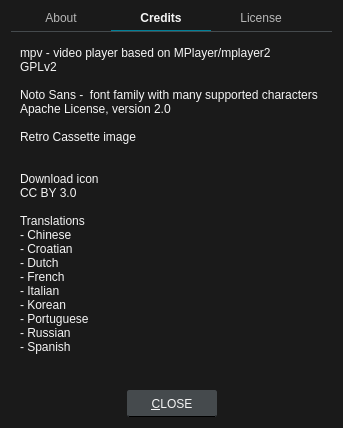
Qt form src/ui/aboutdialog.ui (u8sand/Baka-MPlayer) before a commit.
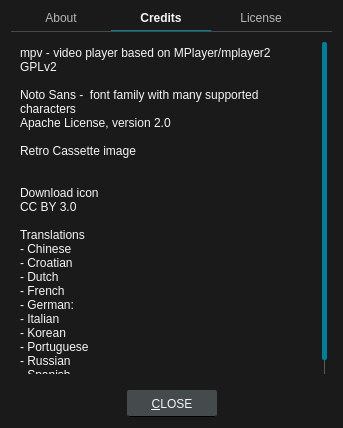
The same form after that commit. The open tabs and pages were chosen to show the change. Icons and pictures are not drawn.

Commit message: aboutdialog.ui: add translation credit for German

```diff
--- a/src/ui/aboutdialog.ui
+++ b/src/ui/aboutdialog.ui
@@ -248,6 +248,7 @@
 - Croatian &lt;gogo&gt;
 - Dutch &lt;robin007bond&gt;
 - French &lt;chapouvalpin&gt;
+- German: &lt;yiip87&gt;
 - Italian &lt;Aloysius&gt;
 - Korean &lt;godly-devotion&gt;
 - Portuguese &lt;u8sand&gt;
```
